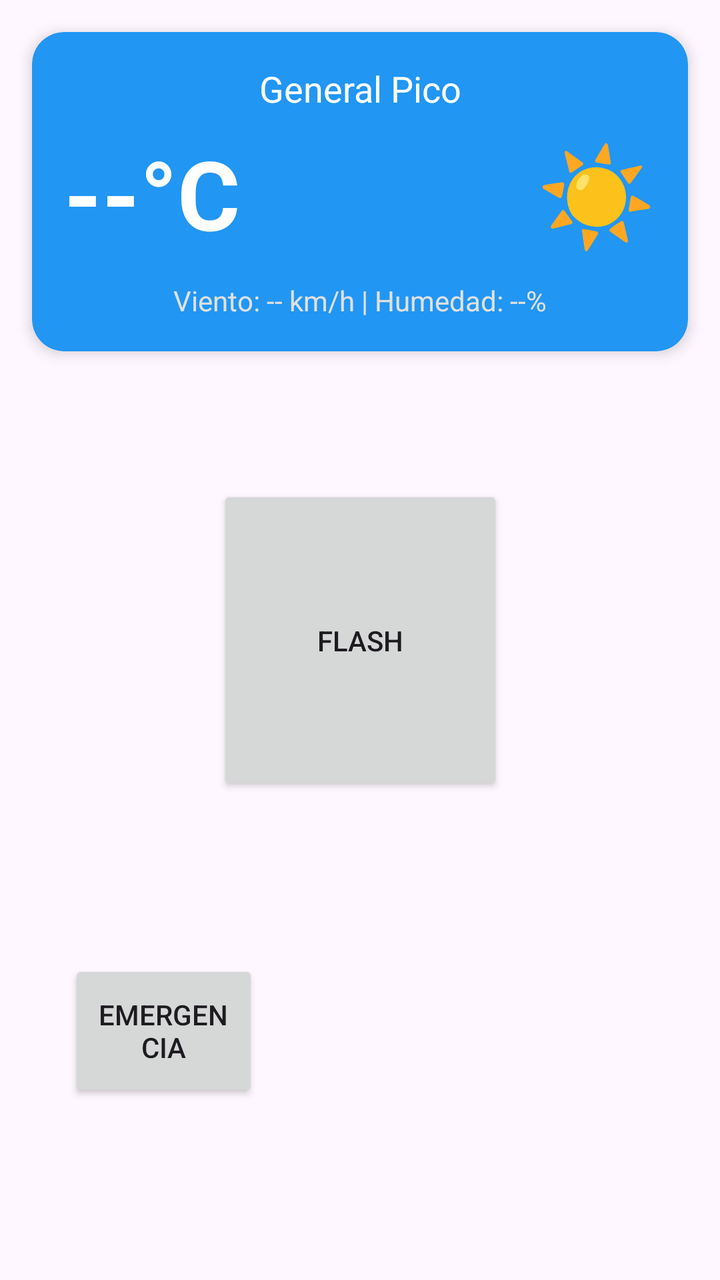
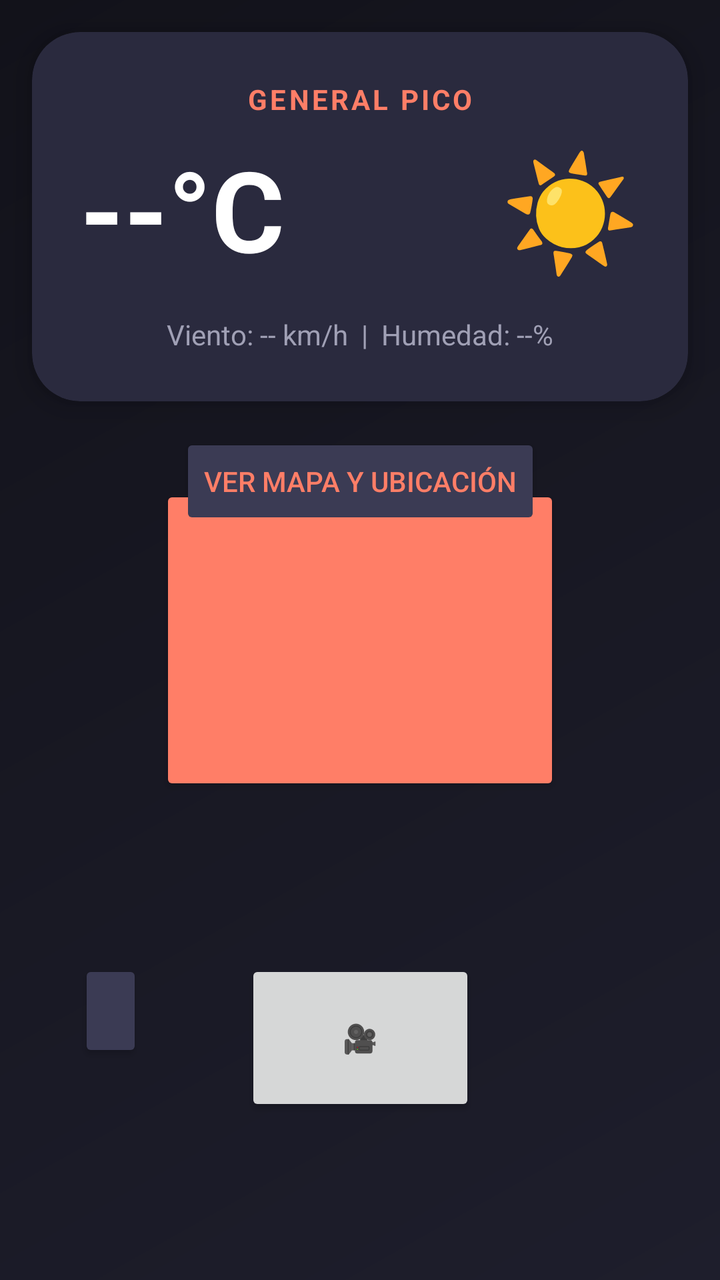

Before-and-after screenshots of an Android layout around one commit, followed by the original layout XML and the change that was made.
<!-- AndroidManifest.xml: application theme Theme.CatastrofesNaturales -->
<!-- res/layout/activity_main.xml -->
<?xml version="1.0" encoding="utf-8"?>
<androidx.constraintlayout.widget.ConstraintLayout xmlns:android="http://schemas.android.com/apk/res/android"
    xmlns:app="http://schemas.android.com/apk/res-auto"
    xmlns:tools="http://schemas.android.com/tools"
    android:id="@+id/main"
    android:layout_width="match_parent"
    android:layout_height="match_parent"
    tools:context=".MainActivity">

    <Button
        android:id="@+id/btn_flash"
        android:layout_width="143dp"
        android:layout_height="155dp"
        android:text="FLASH"
        app:layout_constraintBottom_toBottomOf="parent"
        app:layout_constraintEnd_toEndOf="parent"
        app:layout_constraintHorizontal_bias="0.5"
        app:layout_constraintStart_toStartOf="parent"
        app:layout_constraintTop_toTopOf="parent"
        app:layout_constraintVertical_bias="0.5" />

    <androidx.cardview.widget.CardView
        android:id="@+id/card_clima"
        android:layout_width="match_parent"
        android:layout_height="wrap_content"
        android:layout_margin="16dp"
        app:cardCornerRadius="16dp"
        app:cardBackgroundColor="#2196F3"
        app:cardElevation="4dp"
        app:layout_constraintTop_toTopOf="parent"
        app:layout_constraintStart_toStartOf="parent"
        app:layout_constraintEnd_toEndOf="parent">

        <androidx.constraintlayout.widget.ConstraintLayout
            android:layout_width="match_parent"
            android:layout_height="wrap_content"
            android:padding="16dp">

            <TextView
                android:id="@+id/tv_ciudad"
                android:layout_width="wrap_content"
                android:layout_height="wrap_content"
                android:text="General Pico"
                android:textColor="#FFFFFF"
                android:textSize="18sp"
                app:layout_constraintTop_toTopOf="parent"
                app:layout_constraintStart_toStartOf="parent"
                app:layout_constraintEnd_toEndOf="parent" />

            <TextView
                android:id="@+id/tv_temperatura"
                android:layout_width="wrap_content"
                android:layout_height="wrap_content"
                android:text="--°C"
                android:textColor="#FFFFFF"
                android:textSize="48sp"
                android:textStyle="bold"
                app:layout_constraintTop_toBottomOf="@id/tv_ciudad"
                app:layout_constraintStart_toStartOf="parent"
                android:layout_marginTop="8dp" />

            <TextView
                android:id="@+id/tv_icono_clima"
                android:layout_width="wrap_content"
                android:layout_height="wrap_content"
                android:text="☀️"
                android:textSize="48sp"
                app:layout_constraintTop_toTopOf="@id/tv_temperatura"
                app:layout_constraintBottom_toBottomOf="@id/tv_temperatura"
                app:layout_constraintEnd_toEndOf="parent" />

            <TextView
                android:id="@+id/tv_detalles"
                android:layout_width="wrap_content"
                android:layout_height="wrap_content"
                android:text="Viento: -- km/h | Humedad: --%"
                android:textColor="#E0E0E0"
                android:textSize="14sp"
                app:layout_constraintTop_toBottomOf="@id/tv_temperatura"
                app:layout_constraintStart_toStartOf="parent"
                app:layout_constraintEnd_toEndOf="parent"
                android:layout_marginTop="12dp" />

        </androidx.constraintlayout.widget.ConstraintLayout>
    </androidx.cardview.widget.CardView>

    

    

    <Button
        android:id="@+id/btn_desplegar_emergencias"
        android:layout_width="95dp"
        android:layout_height="71dp"
        android:layout_marginHorizontal="16dp"
        android:text="emergencia"
        app:layout_constraintEnd_toEndOf="parent"
        app:layout_constraintHorizontal_bias="0.079"
        app:layout_constraintStart_toStartOf="parent"
        tools:layout_editor_absoluteY="488dp"

        app:layout_constraintTop_toTopOf="parent"
        android:layout_marginTop="480dp"

        />

    <LinearLayout
        android:id="@+id/contenedor_emergencias"
        android:layout_width="match_parent"
        android:layout_height="wrap_content"
        android:orientation="vertical"
        android:visibility="gone"
        android:layout_marginHorizontal="16dp"
        app:layout_constraintTop_toBottomOf="@+id/btn_desplegar_emergencias"
        app:layout_constraintStart_toStartOf="parent"
        app:layout_constraintEnd_toEndOf="parent">

        

    </LinearLayout>

</androidx.constraintlayout.widget.ConstraintLayout>
<!-- resources referenced by this layout -->
<resources>
  <style name="Theme.CatastrofesNaturales" parent="Base.Theme.CatastrofesNaturales" />
  <style name="Base.Theme.CatastrofesNaturales" parent="Theme.Material3.DayNight.NoActionBar">
          
          
      </style>
</resources>

<!-- the commit's change to res/layout/activity_main.xml (unified diff, before → after) -->
@@ -1,5 +1,7 @@
 <?xml version="1.0" encoding="utf-8"?>
 <androidx.constraintlayout.widget.ConstraintLayout xmlns:android="http://schemas.android.com/apk/res/android"
+    android:background="@drawable/background_gradient"
+    android:textColor="#FFFFFF"
     xmlns:app="http://schemas.android.com/apk/res-auto"
     xmlns:tools="http://schemas.android.com/tools"
     android:id="@+id/main"
@@ -8,25 +10,33 @@
     tools:context=".MainActivity">
 
     <Button
+        android:backgroundTint="#FF7E67"
+        android:textColor="#FFFFFF"
         android:id="@+id/btn_flash"
-        android:layout_width="143dp"
+        android:layout_width="200dp"
         android:layout_height="155dp"
-        android:text="FLASH"
+        app:icon="@drawable/ic_linterna"
+        app:iconTint="#FFFFFF"
+        app:iconGravity="textStart"
+        app:iconSize="80dp"
+        app:iconPadding="0dp"
+        android:padding="0dp"
         app:layout_constraintBottom_toBottomOf="parent"
         app:layout_constraintEnd_toEndOf="parent"
         app:layout_constraintHorizontal_bias="0.5"
         app:layout_constraintStart_toStartOf="parent"
         app:layout_constraintTop_toTopOf="parent"
-        app:layout_constraintVertical_bias="0.5" />
+        app:layout_constraintVertical_bias="0.5"
+        android:contentDescription="Botón para encender la linterna"/>
 
     <androidx.cardview.widget.CardView
         android:id="@+id/card_clima"
         android:layout_width="match_parent"
         android:layout_height="wrap_content"
         android:layout_margin="16dp"
-        app:cardCornerRadius="16dp"
-        app:cardBackgroundColor="#2196F3"
-        app:cardElevation="4dp"
+        app:cardCornerRadius="24dp"
+        app:cardBackgroundColor="#2A2A3E"
+        app:cardElevation="8dp"
         app:layout_constraintTop_toTopOf="parent"
         app:layout_constraintStart_toStartOf="parent"
         app:layout_constraintEnd_toEndOf="parent">
@@ -34,15 +44,17 @@
         <androidx.constraintlayout.widget.ConstraintLayout
             android:layout_width="match_parent"
             android:layout_height="wrap_content"
-            android:padding="16dp">
+            android:padding="24dp">
 
             <TextView
                 android:id="@+id/tv_ciudad"
                 android:layout_width="wrap_content"
                 android:layout_height="wrap_content"
-                android:text="General Pico"
-                android:textColor="#FFFFFF"
-                android:textSize="18sp"
+                android:text="GENERAL PICO"
+                android:textColor="#FF7E67"
+                android:textSize="14sp"
+                android:textStyle="bold"
+                android:letterSpacing="0.1"
                 app:layout_constraintTop_toTopOf="parent"
                 app:layout_constraintStart_toStartOf="parent"
                 app:layout_constraintEnd_toEndOf="parent" />
@@ -53,18 +65,18 @@
                 android:layout_height="wrap_content"
                 android:text="--°C"
                 android:textColor="#FFFFFF"
-                android:textSize="48sp"
+                android:textSize="56sp"
                 android:textStyle="bold"
+                android:layout_marginTop="8dp"
                 app:layout_constraintTop_toBottomOf="@id/tv_ciudad"
-                app:layout_constraintStart_toStartOf="parent"
-                android:layout_marginTop="8dp" />
+                app:layout_constraintStart_toStartOf="parent" />
 
             <TextView
                 android:id="@+id/tv_icono_clima"
                 android:layout_width="wrap_content"
                 android:layout_height="wrap_content"
                 android:text="☀️"
-                android:textSize="48sp"
+                android:textSize="56sp"
                 app:layout_constraintTop_toTopOf="@id/tv_temperatura"
                 app:layout_constraintBottom_toBottomOf="@id/tv_temperatura"
                 app:layout_constraintEnd_toEndOf="parent" />
@@ -73,16 +85,28 @@
                 android:id="@+id/tv_detalles"
                 android:layout_width="wrap_content"
                 android:layout_height="wrap_content"
-                android:text="Viento: -- km/h | Humedad: --%"
-                android:textColor="#E0E0E0"
+                android:text="Viento: -- km/h  |  Humedad: --%"
+                android:textColor="#A0A0B5"
                 android:textSize="14sp"
+                android:layout_marginTop="16dp"
                 app:layout_constraintTop_toBottomOf="@id/tv_temperatura"
                 app:layout_constraintStart_toStartOf="parent"
-                app:layout_constraintEnd_toEndOf="parent"
-                android:layout_marginTop="12dp" />
+                app:layout_constraintEnd_toEndOf="parent" />
 
         </androidx.constraintlayout.widget.ConstraintLayout>
     </androidx.cardview.widget.CardView>
+
+    <Button
+        android:backgroundTint="#3B3B54"
+        android:textColor="#FF7E67"
+        android:id="@+id/btn_ir_mapa"
+        android:layout_width="wrap_content"
+        android:layout_height="wrap_content"
+        android:layout_marginTop="16dp"
+        android:text="VER MAPA Y UBICACIÓN"
+        app:layout_constraintEnd_toEndOf="parent"
+        app:layout_constraintStart_toStartOf="parent"
+        app:layout_constraintTop_toBottomOf="@id/card_clima" />
 
     
 
@@ -90,33 +114,36 @@
 
     <Button
         android:id="@+id/btn_desplegar_emergencias"
-        android:layout_width="95dp"
-        android:layout_height="71dp"
+        android:layout_width="wrap_content"
+        android:layout_height="wrap_content"
         android:layout_marginHorizontal="16dp"
-        android:text="emergencia"
+        android:layout_marginTop="480dp"
+        android:backgroundTint="#3B3B54"
+        app:icon="@drawable/icono_telefono_asistencia"
+        app:iconTint="#FF7E67"
+        app:iconSize="48dp"
+        android:padding="16dp"
+        android:minWidth="0dp"
+        android:minHeight="0dp"
+        app:cornerRadius="40dp"
         app:layout_constraintEnd_toEndOf="parent"
         app:layout_constraintHorizontal_bias="0.079"
         app:layout_constraintStart_toStartOf="parent"
-        tools:layout_editor_absoluteY="488dp"
+        app:layout_constraintTop_toTopOf="parent"
+        android:contentDescription="Botón de emergencias" />
 
-        app:layout_constraintTop_toTopOf="parent"
-        android:layout_marginTop="480dp"
-
-        />
-
-    <LinearLayout
-        android:id="@+id/contenedor_emergencias"
-        android:layout_width="match_parent"
-        android:layout_height="wrap_content"
-        android:orientation="vertical"
-        android:visibility="gone"
+    
+    <Button
+        android:id="@+id/btn_menu_grabacion"
+        android:layout_width="115dp"
+        android:layout_height="78dp"
         android:layout_marginHorizontal="16dp"
-        app:layout_constraintTop_toBottomOf="@+id/btn_desplegar_emergencias"
+        android:text="🎥"
+        app:layout_constraintBottom_toBottomOf="parent"
+        app:layout_constraintEnd_toEndOf="parent"
+        app:layout_constraintHorizontal_bias="0.5"
         app:layout_constraintStart_toStartOf="parent"
-        app:layout_constraintEnd_toEndOf="parent">
-
-        
-
-    </LinearLayout>
+        app:layout_constraintTop_toBottomOf="@+id/btn_flash"
+        app:layout_constraintVertical_bias="0.5" />
 
 </androidx.constraintlayout.widget.ConstraintLayout>
<!-- resource entries referenced after the edit -->
@@ -1,5 +1,38 @@
 <!-- resources referenced by this layout -->
 <resources>
+  <!-- drawable background_gradient (drawable) -->
+  <?xml version="1.0" encoding="utf-8"?>
+  <shape xmlns:android="http://schemas.android.com/apk/res/android"
+      android:shape="rectangle">
+  
+      <gradient
+          android:angle="135"
+          android:startColor="#1E1E2C"
+          android:endColor="#12121A"
+          android:type="linear" />
+  
+  </shape>
+  <!-- drawable ic_linterna (drawable) -->
+  <vector xmlns:android="http://schemas.android.com/apk/res/android" android:height="24dp" android:tint="#FFFFFF" android:viewportHeight="24" android:viewportWidth="24" android:width="24dp">
+        
+      <path android:fillColor="@android:color/white" android:pathData="M6,4v1h12V4c0,-1.1 -0.9,-2 -2,-2H8C6.9,2 6,2.9 6,4z"/>
+        
+      <path android:fillColor="@android:color/white" android:pathData="M6,7v1l2,3v9c0,1.1 0.9,2 2,2h4c1.1,0 2,-0.9 2,-2v-9l2,-3V7H6zM12,15.5c-0.83,0 -1.5,-0.67 -1.5,-1.5s0.67,-1.5 1.5,-1.5s1.5,0.67 1.5,1.5S12.83,15.5 12,15.5z"/>
+      
+  </vector>
+  <!-- drawable icono_telefono_asistencia (drawable) -->
+  <vector xmlns:android="http://schemas.android.com/apk/res/android"
+      android:width="381dp"
+      android:height="343dp"
+      android:viewportWidth="381"
+      android:viewportHeight="343">
+    <path
+        android:pathData="M100,85L77,108L68,127L67,145L70,157L76,168L195,286L213,293L230,293L241,290L254,282L275,261L278,255L279,246L275,236L250,211L243,208L234,208L227,211L212,225L206,228L196,228L188,224L134,169L132,163L133,153L137,146L149,134L152,128L152,116L149,110L124,85L118,82L107,82Z"
+        android:fillColor="#000000"/>
+    <path
+        android:pathData="M230,78L230,105L228,107L201,107L201,137L227,137L230,139L230,166L231,167L260,167L261,166L261,139L264,137L290,137L290,107L263,107L261,105L261,78Z"
+        android:fillColor="#000000"/>
+  </vector>
   <style name="Theme.CatastrofesNaturales" parent="Base.Theme.CatastrofesNaturales" />
   <style name="Base.Theme.CatastrofesNaturales" parent="Theme.Material3.DayNight.NoActionBar">
           
